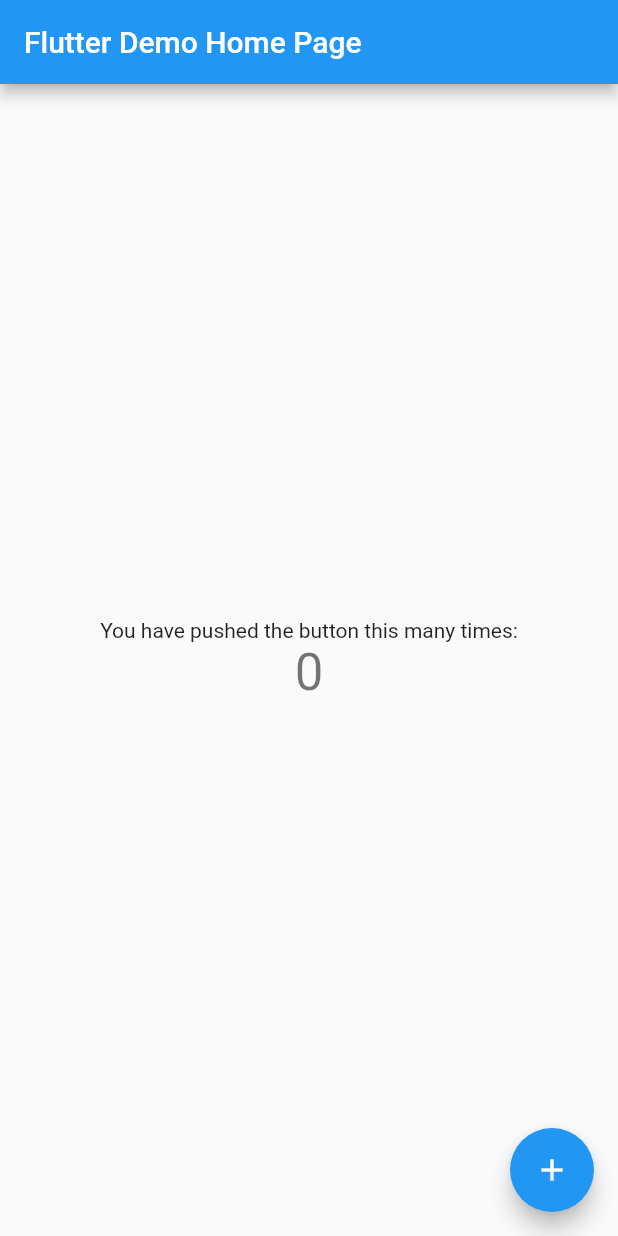
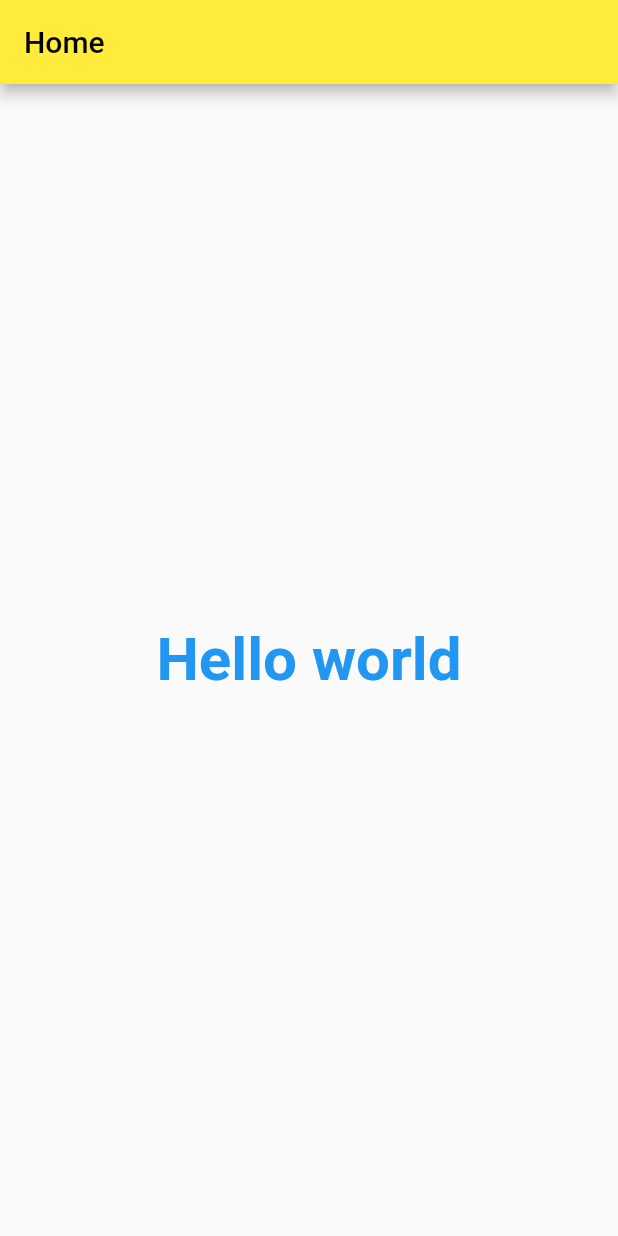
Before and after one commit to nnhoaihi/Flutter_app, a Flutter app: the screen it shows after launch, on a phone screen of 412 x 824 dp. Run offline on Flutter 3.47's test engine with Material 2 defaults, Android fonts, the phone set to English and light mode, and no system bars.

```diff
--- a/hello_world/lib/main.dart
+++ b/hello_world/lib/main.dart
@@ -1,3 +1,40 @@
+import 'package:flutter/material.dart';
+
+void main() {
+  runApp(const MyApp());
+}
+
+class MyApp extends StatelessWidget {
+  const MyApp({super.key});
+
+  @override
+  Widget build(BuildContext context) {
+    return MaterialApp(
+      title: 'Flutter hello world',
+      theme: ThemeData(primarySwatch: Colors.yellow),
+      home: const MyHomePage(title: "Home",)
+    );
+  }
+}
+
+class MyHomePage extends StatefulWidget {
+  const MyHomePage({super.key,required this.title});
+  final String title;
+  @override
+  State<MyHomePage> createState() => _MyHomePageState();
+}
+
+class _MyHomePageState extends State<MyHomePage> {
+  @override
+  Widget build(BuildContext context) {
+    return Scaffold(appBar: AppBar(
+      title:Text(widget.title, style: const TextStyle(color: Colors.black),
+     ),), body:const Center(child: Text ("Hello world",
+      style: TextStyle(color: Colors.blue , fontSize: 40 , fontWeight: FontWeight.bold)
+      ,),));
+  }
+}
+/*
 import 'package:flutter/material.dart';
 
 void main() {
@@ -113,3 +150,5 @@ class _MyHomePageState extends State<MyHomePage> {
     );
   }
 }
+
+*/
```
